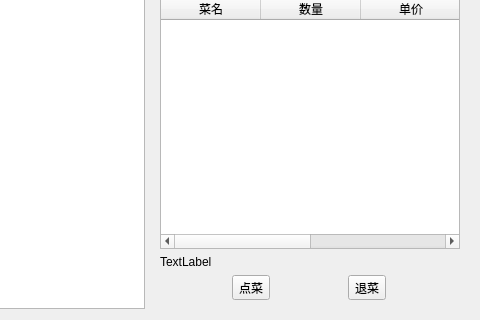
Qt form src/tablewidget.ui (daodaoliang/caicai) before a commit; both pictures show x 266 to 746 and y 144 to 464 of the 746 by 464 pixel window.
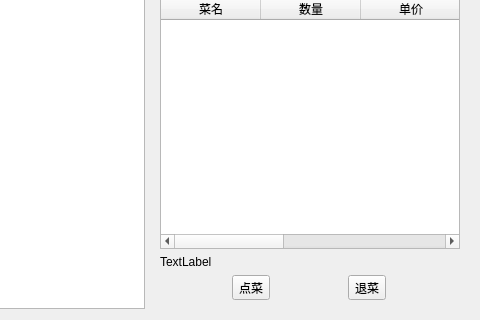
The same form after that commit.

Patch:
```diff
--- a/src/tablewidget.ui
+++ b/src/tablewidget.ui
@@ -101,6 +101,11 @@
           <string>类型</string>
          </property>
         </column>
+        <column>
+         <property name="text">
+          <string>id</string>
+         </property>
+        </column>
        </widget>
       </item>
       <item row="0" column="1">
```
